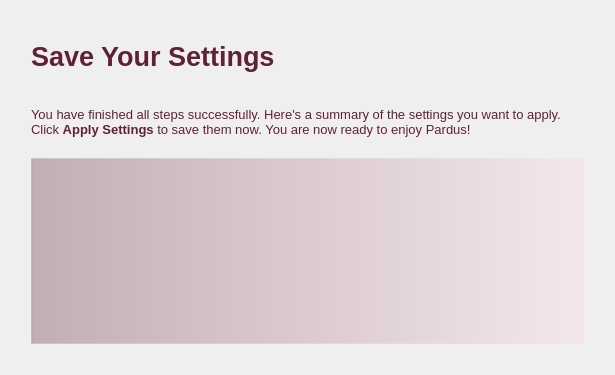
This is kde/kaptan/src/gui/summaryWidget.ui in pars-linux/uludag as Qt 5 draws it before an edit. The edited form follows.
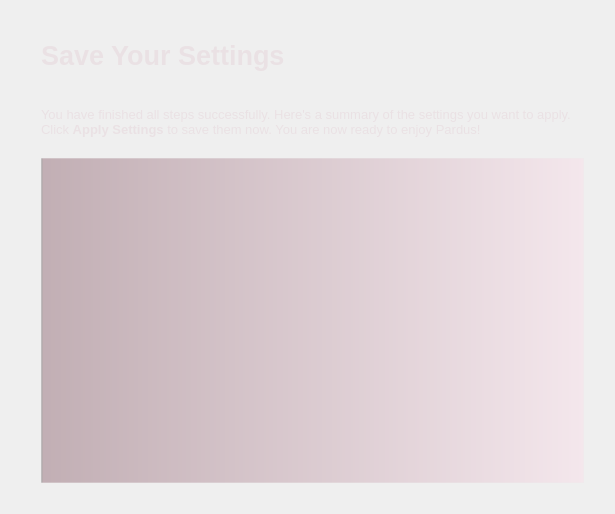
This is the edited form.

What changed in the file:
```diff
--- a/kde/kaptan/src/gui/summaryWidget.ui
+++ b/kde/kaptan/src/gui/summaryWidget.ui
@@ -7,14 +7,14 @@
     <x>0</x>
     <y>0</y>
     <width>615</width>
-    <height>375</height>
+    <height>514</height>
    </rect>
   </property>
   <property name="windowTitle">
    <string>Summary</string>
   </property>
   <property name="styleSheet">
-   <string>color: rgb(95, 34, 52);</string>
+   <string>color: rgb(234, 225, 228);</string>
   </property>
   <layout class="QGridLayout" name="gridLayout">
    <item row="0" column="1">
@@ -38,7 +38,9 @@
      <property name="styleSheet">
       <string>#textSummary{background-color: qlineargradient(spread:pad, x1:0, y1:0, x2:1, y2:0, stop:0 rgba(0, 0, 0, 81), stop:0.00537634 rgba(95, 34, 52, 80), stop:1 rgba(255, 213, 230, 80));
 
-border: 1px solid rgb(236, 236, 236, 80);}</string>
+border: 1px solid rgb(236, 236, 236, 80);
+padding: 10px}
+</string>
      </property>
     </widget>
    </item>
@@ -101,7 +103,11 @@
         <string>color: rgb(95, 34, 52);</string>
        </property>
        <property name="text">
-        <string>Save Your Settings</string>
+        <string>&lt;!DOCTYPE HTML PUBLIC &quot;-//W3C//DTD HTML 4.0//EN&quot; &quot;http://www.w3.org/TR/REC-html40/strict.dtd&quot;&gt;
+&lt;html&gt;&lt;head&gt;&lt;meta name=&quot;qrichtext&quot; content=&quot;1&quot; /&gt;&lt;style type=&quot;text/css&quot;&gt;
+p, li { white-space: pre-wrap; }
+&lt;/style&gt;&lt;/head&gt;&lt;body style=&quot; font-family:'Sans Serif'; font-size:20pt; font-weight:600; font-style:normal;&quot;&gt;
+&lt;p style=&quot; margin-top:0px; margin-bottom:0px; margin-left:0px; margin-right:0px; -qt-block-indent:0; text-indent:0px;&quot;&gt;&lt;span style=&quot; color:#eae1e4;&quot;&gt;Save Your Settings&lt;/span&gt;&lt;/p&gt;&lt;/body&gt;&lt;/html&gt;</string>
        </property>
       </widget>
      </item>
@@ -137,7 +143,7 @@
 &lt;html&gt;&lt;head&gt;&lt;meta name=&quot;qrichtext&quot; content=&quot;1&quot; /&gt;&lt;style type=&quot;text/css&quot;&gt;
 p, li { white-space: pre-wrap; }
 &lt;/style&gt;&lt;/head&gt;&lt;body style=&quot; font-family:'Sans Serif'; font-size:8pt; font-weight:400; font-style:normal;&quot;&gt;
-&lt;p style=&quot; margin-top:0px; margin-bottom:0px; margin-left:0px; margin-right:0px; -qt-block-indent:0; text-indent:0px;&quot;&gt;&lt;span style=&quot; font-size:10pt; color:#5f2234;&quot;&gt;You have finished all steps successfully. Here's a summary of the settings you want to apply. Click &lt;/span&gt;&lt;span style=&quot; font-size:10pt; font-weight:600; color:#5f2234;&quot;&gt;Apply Settings&lt;/span&gt;&lt;span style=&quot; font-size:10pt; color:#5f2234;&quot;&gt; to save them now. You are now ready to enjoy Pardus!&lt;/span&gt;&lt;/p&gt;&lt;/body&gt;&lt;/html&gt;</string>
+&lt;p style=&quot; margin-top:0px; margin-bottom:0px; margin-left:0px; margin-right:0px; -qt-block-indent:0; text-indent:0px;&quot;&gt;&lt;span style=&quot; font-size:10pt; color:#eae1e4;&quot;&gt;You have finished all steps successfully. Here's a summary of the settings you want to apply. Click &lt;/span&gt;&lt;span style=&quot; font-size:10pt; font-weight:600; color:#eae1e4;&quot;&gt;Apply Settings&lt;/span&gt;&lt;span style=&quot; font-size:10pt; color:#eae1e4;&quot;&gt; to save them now. You are now ready to enjoy Pardus!&lt;/span&gt;&lt;/p&gt;&lt;/body&gt;&lt;/html&gt;</string>
        </property>
        <property name="wordWrap">
         <bool>true</bool>
@@ -172,7 +178,7 @@
      </property>
      <property name="sizeHint" stdset="0">
       <size>
-       <width>20</width>
+       <width>30</width>
        <height>20</height>
       </size>
      </property>
```
